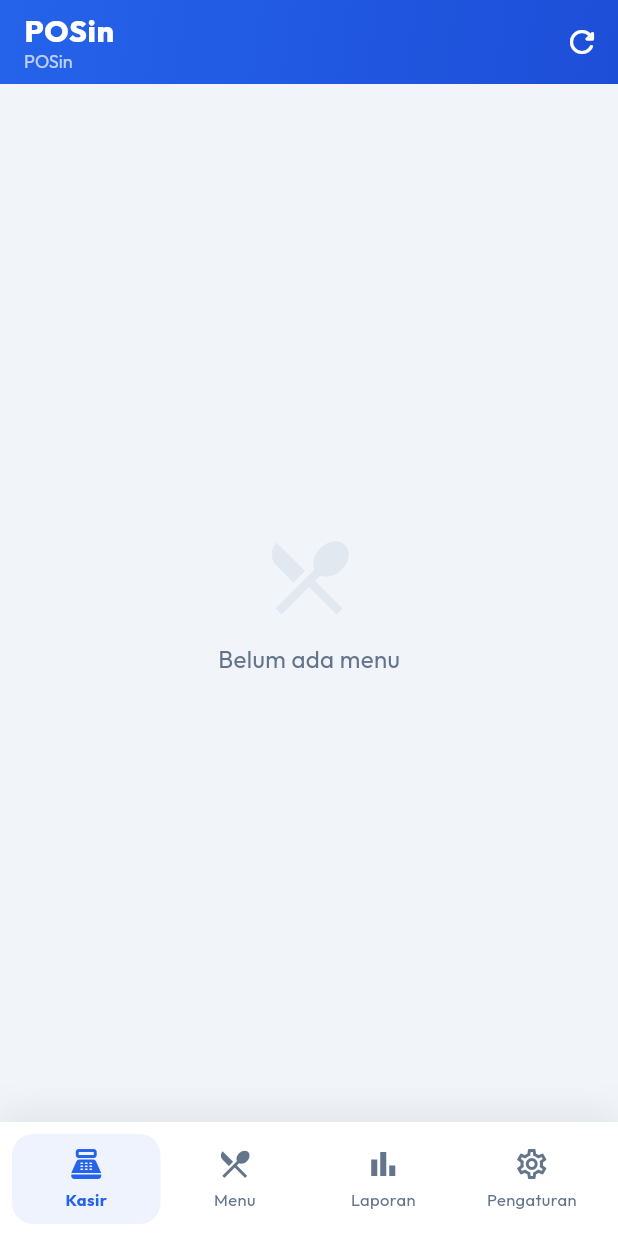
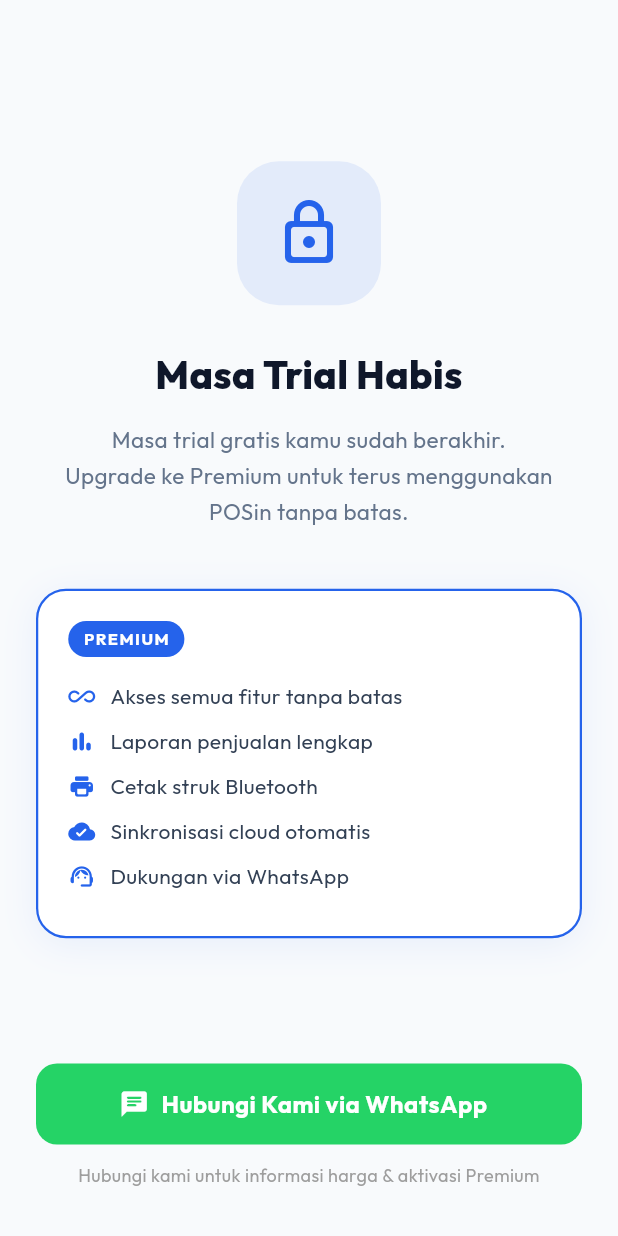
Before and after one commit to IdhamTryCode/POSin, a Flutter app: the screen it shows once a user with an empty profile is signed in, on a phone screen of 412 x 824 dp. Run offline on Flutter 3.47's test engine with Material 3 defaults, Android fonts, the phone set to English and light mode, and no system bars; our stand-ins replace fl_chart, flutter_riverpod, google_fonts, image_picker, shared_preferences, sqflite and 2 more; missing offline and left inert: blue_thermal_printer; accounts and stored records are empty.

Commit message:
Implement subscription plan feature with model, provider, and upgrade screen, enhancing user experience and plan management.

```diff
--- a/lib/app.dart
+++ b/lib/app.dart
@@ -17,6 +17,8 @@
 import 'features/products/screens/products_screen.dart';
 import 'features/reports/screens/report_screen.dart';
 import 'features/settings/screens/settings_screen.dart';
+import 'features/plan/providers/plan_provider.dart';
+import 'features/plan/screens/upgrade_screen.dart';
 
 class POSinApp extends ConsumerWidget {
   const POSinApp({super.key});
@@ -74,16 +76,33 @@
 
     return settingsAsync.when(
       loading: () => const _SplashScreen(),
-      error: (_, _) => const _MainNav(),
+      error: (_, _) => const _PlanGate(),
       data: (settings) {
         final pinEnabled = settings['pin_enabled'] == '1';
-        if (!pinEnabled) return const _MainNav();
+        if (!pinEnabled) return const _PlanGate();
         return localAuthAsync.when(
           loading: () => const _SplashScreen(),
           error: (_, _) => const LoginScreen(),
-          data: (isAuth) => isAuth ? const _MainNav() : const LoginScreen(),
+          data: (isAuth) => isAuth ? const _PlanGate() : const LoginScreen(),
         );
       },
+    );
+  }
+}
+
+class _PlanGate extends ConsumerWidget {
+  const _PlanGate();
+
+  @override
+  Widget build(BuildContext context, WidgetRef ref) {
+    final user = ref.watch(supabaseAuthProvider).valueOrNull;
+    if (user == null) return const AuthScreen();
+
+    final planAsync = ref.watch(planProvider(user.id));
+    return planAsync.when(
+      loading: () => const _SplashScreen(),
+      error: (_, _) => const _MainNav(),
+      data: (plan) => plan.isActive ? const _MainNav() : const UpgradeScreen(),
     );
   }
 }
--- /dev/null
+++ b/lib/features/plan/models/plan_model.dart
@@ -0,0 +1,33 @@
+enum PlanType { free, premium }
+
+class PlanModel {
+  final String userId;
+  final PlanType planType;
+  final DateTime trialExpiresAt;
+
+  const PlanModel({
+    required this.userId,
+    required this.planType,
+    required this.trialExpiresAt,
+  });
+
+  factory PlanModel.fromMap(Map<String, dynamic> map) {
+    return PlanModel(
+      userId: map['id'] as String,
+      planType: map['plan_type'] == 'premium' ? PlanType.premium : PlanType.free,
+      trialExpiresAt: DateTime.parse(map['trial_expires_at'] as String).toLocal(),
+    );
+  }
+
+  bool get isPremium => planType == PlanType.premium;
+
+  bool get isActive {
+    if (isPremium) return true;
+    return DateTime.now().isBefore(trialExpiresAt);
+  }
+
+  int get daysLeft {
+    final diff = trialExpiresAt.difference(DateTime.now()).inDays;
+    return diff < 0 ? 0 : diff;
+  }
+}
--- /dev/null
+++ b/lib/features/plan/providers/plan_provider.dart
@@ -0,0 +1,9 @@
+import 'package:flutter_riverpod/flutter_riverpod.dart';
+import '../models/plan_model.dart';
+import '../services/plan_service.dart';
+
+final planServiceProvider = Provider<PlanService>((ref) => PlanService());
+
+final planProvider = FutureProvider.family<PlanModel, String>((ref, userId) async {
+  return ref.read(planServiceProvider).fetchPlan(userId);
+});
--- /dev/null
+++ b/lib/features/plan/screens/upgrade_screen.dart
@@ -0,0 +1,183 @@
+import 'package:flutter/material.dart';
+import 'package:url_launcher/url_launcher.dart';
+
+class UpgradeScreen extends StatelessWidget {
+  const UpgradeScreen({super.key});
+
+  static const _waNumber = '6281329064923';
+  static const _waMessage =
+      'Halo, saya mau berlangganan POSin Premium. Mohon informasi lebih lanjut. 🙏';
+
+  Future<void> _openWhatsApp(BuildContext context) async {
+    final encoded = Uri.encodeComponent(_waMessage);
+    final uri = Uri.parse('https://wa.me/$_waNumber?text=$encoded');
+    if (await canLaunchUrl(uri)) {
+      await launchUrl(uri, mode: LaunchMode.externalApplication);
+    } else {
+      if (context.mounted) {
+        ScaffoldMessenger.of(context).showSnackBar(
+          const SnackBar(content: Text('Tidak bisa membuka WhatsApp')),
+        );
+      }
+    }
+  }
+
+  @override
+  Widget build(BuildContext context) {
+    return Scaffold(
+      backgroundColor: const Color(0xFFF8FAFC),
+      body: SafeArea(
+        child: Padding(
+          padding: const EdgeInsets.all(24),
+          child: Column(
+            children: [
+              const Spacer(),
+              // Icon
+              Container(
+                width: 96,
+                height: 96,
+                decoration: BoxDecoration(
+                  color: const Color(0xFF2563EB).withValues(alpha: 0.1),
+                  borderRadius: BorderRadius.circular(28),
+                ),
+                child: const Icon(
+                  Icons.lock_outline_rounded,
+                  size: 48,
+                  color: Color(0xFF2563EB),
+                ),
+              ),
+              const SizedBox(height: 28),
+
+              // Title
+              const Text(
+                'Masa Trial Habis',
+                style: TextStyle(
+                  fontSize: 26,
+                  fontWeight: FontWeight.w800,
+                  color: Color(0xFF0F172A),
+                ),
+                textAlign: TextAlign.center,
+              ),
+              const SizedBox(height: 12),
+              const Text(
+                'Masa trial gratis kamu sudah berakhir.\nUpgrade ke Premium untuk terus menggunakan POSin tanpa batas.',
+                style: TextStyle(
+                  fontSize: 15,
+                  color: Color(0xFF64748B),
+                  height: 1.6,
+                ),
+                textAlign: TextAlign.center,
+              ),
+              const SizedBox(height: 40),
+
+              // Plan card
+              Container(
+                width: double.infinity,
+                padding: const EdgeInsets.all(20),
+                decoration: BoxDecoration(
+                  color: Colors.white,
+                  borderRadius: BorderRadius.circular(20),
+                  border: Border.all(color: const Color(0xFF2563EB), width: 1.5),
+                  boxShadow: [
+                    BoxShadow(
+                      color: const Color(0xFF2563EB).withValues(alpha: 0.08),
+                      blurRadius: 20,
+                      offset: const Offset(0, 4),
+                    ),
+                  ],
+                ),
+                child: Column(
+                  crossAxisAlignment: CrossAxisAlignment.start,
+                  children: [
+                    Row(
+                      children: [
+                        Container(
+                          padding: const EdgeInsets.symmetric(horizontal: 10, vertical: 4),
+                          decoration: BoxDecoration(
+                            color: const Color(0xFF2563EB),
+                            borderRadius: BorderRadius.circular(20),
+                          ),
+                          child: const Text(
+                            'PREMIUM',
+                            style: TextStyle(
+                              fontSize: 11,
+                              fontWeight: FontWeight.w700,
+                              color: Colors.white,
+                              letterSpacing: 1,
+                            ),
+                          ),
+                        ),
+                      ],
+                    ),
+                    const SizedBox(height: 16),
+                    _FeatureRow(icon: Icons.all_inclusive_rounded, text: 'Akses semua fitur tanpa batas'),
+                    _FeatureRow(icon: Icons.bar_chart_rounded, text: 'Laporan penjualan lengkap'),
+                    _FeatureRow(icon: Icons.print_rounded, text: 'Cetak struk Bluetooth'),
+                    _FeatureRow(icon: Icons.cloud_done_rounded, text: 'Sinkronisasi cloud otomatis'),
+                    _FeatureRow(icon: Icons.support_agent_rounded, text: 'Dukungan via WhatsApp'),
+                  ],
+                ),
+              ),
+              const Spacer(),
+
+              // CTA button
+              SizedBox(
+                width: double.infinity,
+                height: 54,
+                child: ElevatedButton.icon(
+                  onPressed: () => _openWhatsApp(context),
+                  icon: const Icon(Icons.chat_rounded, size: 20),
+                  label: const Text(
+                    'Hubungi Kami via WhatsApp',
+                    style: TextStyle(fontSize: 16, fontWeight: FontWeight.w700),
+                  ),
+                  style: ElevatedButton.styleFrom(
+                    backgroundColor: const Color(0xFF25D366),
+                    foregroundColor: Colors.white,
+                    elevation: 0,
+                    shape: RoundedRectangleBorder(
+                      borderRadius: BorderRadius.circular(14),
+                    ),
+                  ),
+                ),
+              ),
+              const SizedBox(height: 12),
+              Text(
+                'Hubungi kami untuk informasi harga & aktivasi Premium',
+                style: TextStyle(
+                  fontSize: 12,
+                  color: Colors.grey.shade500,
+                ),
+                textAlign: TextAlign.center,
+              ),
+              const SizedBox(height: 8),
+            ],
+          ),
+        ),
+      ),
+    );
+  }
+}
+
+class _FeatureRow extends StatelessWidget {
+  final IconData icon;
+  final String text;
+  const _FeatureRow({required this.icon, required this.text});
+
+  @override
+  Widget build(BuildContext context) {
+    return Padding(
+      padding: const EdgeInsets.only(bottom: 10),
+      child: Row(
+        children: [
+          Icon(icon, size: 18, color: const Color(0xFF2563EB)),
+          const SizedBox(width: 10),
+          Text(
+            text,
+            style: const TextStyle(fontSize: 14, color: Color(0xFF334155)),
+          ),
+        ],
+      ),
+    );
+  }
+}
--- /dev/null
+++ b/lib/features/plan/services/plan_service.dart
@@ -0,0 +1,32 @@
+import 'package:supabase_flutter/supabase_flutter.dart';
+import '../models/plan_model.dart';
+
+class PlanService {
+  final _client = Supabase.instance.client;
+
+  Future<PlanModel> fetchPlan(String userId) async {
+    final res = await _client
+        .from('profiles')
+        .select()
+        .eq('id', userId)
+        .maybeSingle();
+
+    if (res == null) {
+      // User belum ada di profiles → insert free trial
+      final now = DateTime.now().toUtc();
+      final expires = now.add(const Duration(days: 30));
+      await _client.from('profiles').insert({
+        'id': userId,
+        'plan_type': 'free',
+        'trial_expires_at': expires.toIso8601String(),
+      });
+      return PlanModel(
+        userId: userId,
+        planType: PlanType.free,
+        trialExpiresAt: expires.toLocal(),
+      );
+    }
+
+    return PlanModel.fromMap(res);
+  }
+}
```
Also changed, not shown: .mcp.json (deleted), 1 other file.
